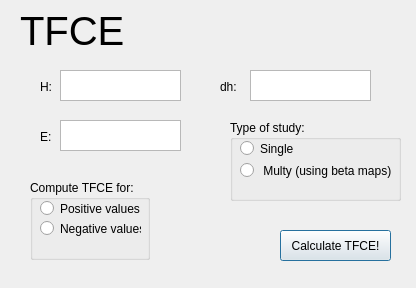
First picture: the form in TfcePlugin/TfceScore/TfceScore.ui, repository amon80/tfce_brainvoyager, before the edit.
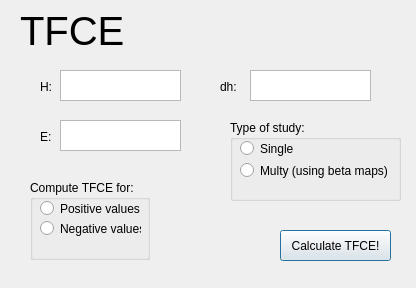
Second picture: the form after the edit.

```diff
--- a/TfcePlugin/TfceScore/TfceScore.ui
+++ b/TfcePlugin/TfceScore/TfceScore.ui
@@ -187,7 +187,7 @@
      </rect>
     </property>
     <property name="text">
-     <string> Multy (using beta maps)</string>
+     <string>Multy (using beta maps)</string>
     </property>
    </widget>
   </widget>
```
